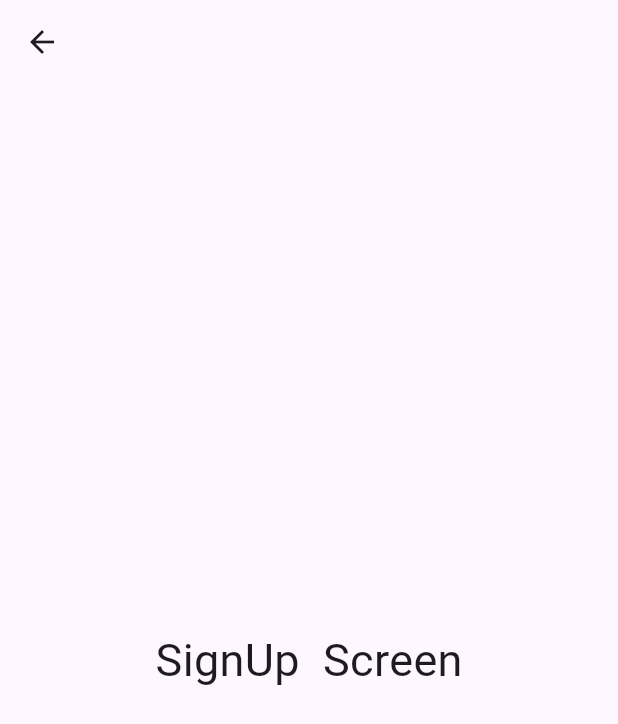
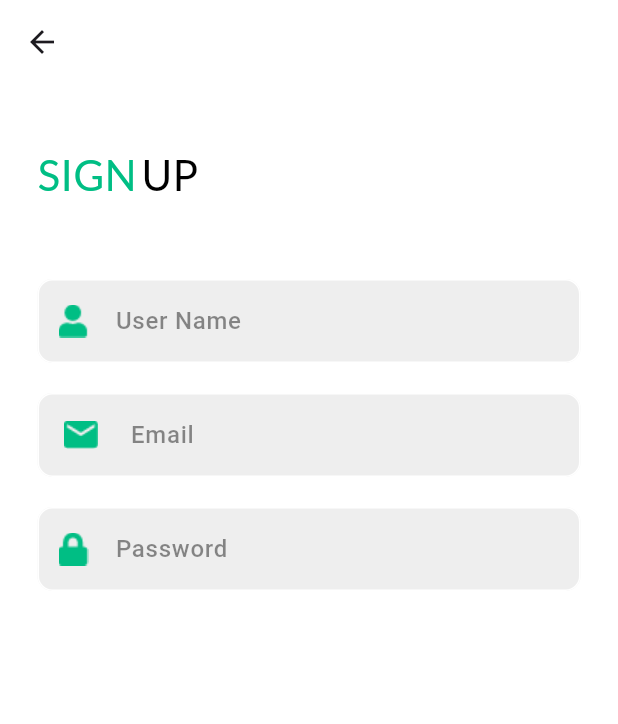
Before and after one commit to Elkelany84/Getx_Shopping_WaledAsro_Udemy, a Flutter app: the SignUpScreen screen opened by its route, on a phone screen of 412 x 824 dp. Shown: the top 724 px of the screen. Run offline on Flutter 3.47's test engine with Material 3 defaults, Android fonts, the phone set to English and light mode, and no system bars; our stand-ins replace get, google_fonts.

Commit message:
EndVideo6

```diff
--- a/lib/view/screens/auth/signup_screen.dart
+++ b/lib/view/screens/auth/signup_screen.dart
@@ -1,18 +1,93 @@
 import 'package:flutter/material.dart';
+import 'package:waleed_asro_shopping_getx_api/utils/theme.dart';
+import 'package:waleed_asro_shopping_getx_api/view/widgets/auth/auth_text_form_field.dart';
+import 'package:waleed_asro_shopping_getx_api/view/widgets/text_utils.dart';
 
 class SignUpScreen extends StatelessWidget {
-  const SignUpScreen({super.key});
+  SignUpScreen({super.key});
+
+  final TextEditingController nameControler = TextEditingController();
+  final TextEditingController emailControler = TextEditingController();
+  final TextEditingController passwordControler = TextEditingController();
 
   @override
   Widget build(BuildContext context) {
-    return Scaffold(
-      appBar: AppBar(),
-      body: Center(
-        child: Text(
-          "SignUp  Screen",
-          style: TextStyle(fontSize: 30),
+    return SafeArea(
+        child: Scaffold(
+      backgroundColor: Colors.white,
+      appBar: AppBar(
+        elevation: 0,
+        backgroundColor: Colors.white,
+      ),
+      body: SingleChildScrollView(
+        child: Column(
+          children: [
+            Container(
+              width: double.infinity,
+              height: MediaQuery.of(context).size.height / 1.3,
+              child: Padding(
+                padding: EdgeInsets.only(right: 25, left: 25, top: 40),
+                child: Column(
+                  children: [
+                    Row(
+                      children: [
+                        TextUtils(
+                            text: "SIGN",
+                            fontSize: 28,
+                            fontWeight: FontWeight.w500,
+                            color: mainColor,
+                            underLine: TextDecoration.none),
+                        SizedBox(
+                          width: 3,
+                        ),
+                        TextUtils(
+                            text: "UP",
+                            fontSize: 28,
+                            fontWeight: FontWeight.w500,
+                            color: Colors.black,
+                            underLine: TextDecoration.none),
+                      ],
+                    ),
+                    SizedBox(
+                      height: 50,
+                    ),
+                    AuthTextFormField(
+                      prefixIcon: Image.asset("assets/images/user.png"),
+                      suffixIcon: Text(""),
+                      controller: nameControler,
+                      hintText: "User Name",
+                      obscureText: false,
+                      validator: () {},
+                    ),
+                    SizedBox(
+                      height: 20,
+                    ),
+                    AuthTextFormField(
+                      prefixIcon: Image.asset("assets/images/email.png"),
+                      suffixIcon: Text(""),
+                      controller: emailControler,
+                      hintText: "Email",
+                      obscureText: false,
+                      validator: () {},
+                    ),
+                    SizedBox(
+                      height: 20,
+                    ),
+                    AuthTextFormField(
+                      prefixIcon: Image.asset("assets/images/lock.png"),
+                      suffixIcon: Text(""),
+                      controller: passwordControler,
+                      hintText: "Password",
+                      obscureText: true,
+                      validator: () {},
+                    ),
+                  ],
+                ),
+              ),
+            )
+          ],
         ),
       ),
-    );
+    ));
   }
 }
--- /dev/null
+++ b/lib/view/widgets/auth/auth_text_form_field.dart
@@ -0,0 +1,55 @@
+import 'package:flutter/material.dart';
+
+class AuthTextFormField extends StatelessWidget {
+  const AuthTextFormField(
+      {super.key,
+      required this.controller,
+      required this.obscureText,
+      required this.validator,
+      required this.prefixIcon,
+      required this.suffixIcon,
+      required this.hintText});
+  final TextEditingController controller;
+
+  final bool obscureText;
+  final Function validator;
+  final Widget prefixIcon;
+  final Widget suffixIcon;
+  final String hintText;
+
+  @override
+  Widget build(BuildContext context) {
+    return TextFormField(
+      controller: controller,
+      obscureText: obscureText,
+      cursorColor: Colors.black,
+      keyboardType: TextInputType.text,
+      validator: (value) => validator(value),
+      decoration: InputDecoration(
+        prefixIcon: prefixIcon,
+        suffixIcon: suffixIcon,
+        fillColor: Colors.grey.shade200,
+        hintText: hintText,
+        hintStyle: TextStyle(
+            color: Colors.black45, fontSize: 16, fontWeight: FontWeight.w500),
+        filled: true,
+        enabledBorder: OutlineInputBorder(
+          borderRadius: BorderRadius.circular(10),
+          borderSide: BorderSide(color: Colors.white),
+        ),
+        focusedBorder: OutlineInputBorder(
+          borderRadius: BorderRadius.circular(10),
+          borderSide: BorderSide(color: Colors.white),
+        ),
+        errorBorder: OutlineInputBorder(
+          borderRadius: BorderRadius.circular(10),
+          borderSide: BorderSide(color: Colors.white),
+        ),
+        focusedErrorBorder: OutlineInputBorder(
+          borderRadius: BorderRadius.circular(10),
+          borderSide: BorderSide(color: Colors.white),
+        ),
+      ),
+    );
+  }
+}
```
